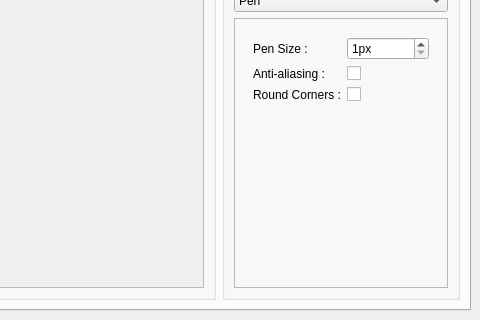
Before: the Qt Designer form MainWindow.ui in fborse/map-painter-95, drawn with Qt 5; both pictures show x 544 to 1024 and y 448 to 768 of the 1024 by 768 pixel window.
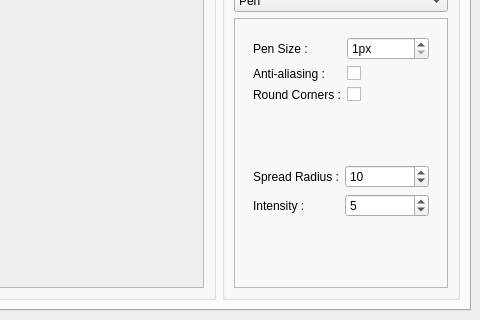
After: the same form once the commit is applied. The open tabs and pages were chosen to show the change. Icons and pictures are not drawn. Custom widgets are drawn as their Qt base class.

Commit message: Created the controls for an airbrush tool

Diff of the .ui file:
```diff
--- a/MainWindow.ui
+++ b/MainWindow.ui
@@ -838,6 +838,50 @@
                     </item>
                    </layout>
                   </widget>
+                  <widget class="QWidget" name="airbrushPage">
+                   <layout class="QFormLayout" name="formLayout_5">
+                    <item row="0" column="0">
+                     <widget class="QLabel" name="airbrushSpreadRadiusLabel">
+                      <property name="text">
+                       <string>Spread Radius :</string>
+                      </property>
+                     </widget>
+                    </item>
+                    <item row="0" column="1">
+                     <widget class="QSpinBox" name="airbrushSpreadRadiusSpinBox">
+                      <property name="minimum">
+                       <number>1</number>
+                      </property>
+                      <property name="maximum">
+                       <number>2048</number>
+                      </property>
+                      <property name="value">
+                       <number>10</number>
+                      </property>
+                     </widget>
+                    </item>
+                    <item row="1" column="0">
+                     <widget class="QLabel" name="airbrushIntensityLabel">
+                      <property name="text">
+                       <string>Intensity :</string>
+                      </property>
+                     </widget>
+                    </item>
+                    <item row="1" column="1">
+                     <widget class="QSpinBox" name="airbrushIntensitySpinBox">
+                      <property name="minimum">
+                       <number>1</number>
+                      </property>
+                      <property name="maximum">
+                       <number>10</number>
+                      </property>
+                      <property name="value">
+                       <number>5</number>
+                      </property>
+                     </widget>
+                    </item>
+                   </layout>
+                  </widget>
                  </widget>
                 </item>
                </layout>
```
Left out of the diff: 39 changed lines with no effect on the pictures. The commit also changes 3 other files.
